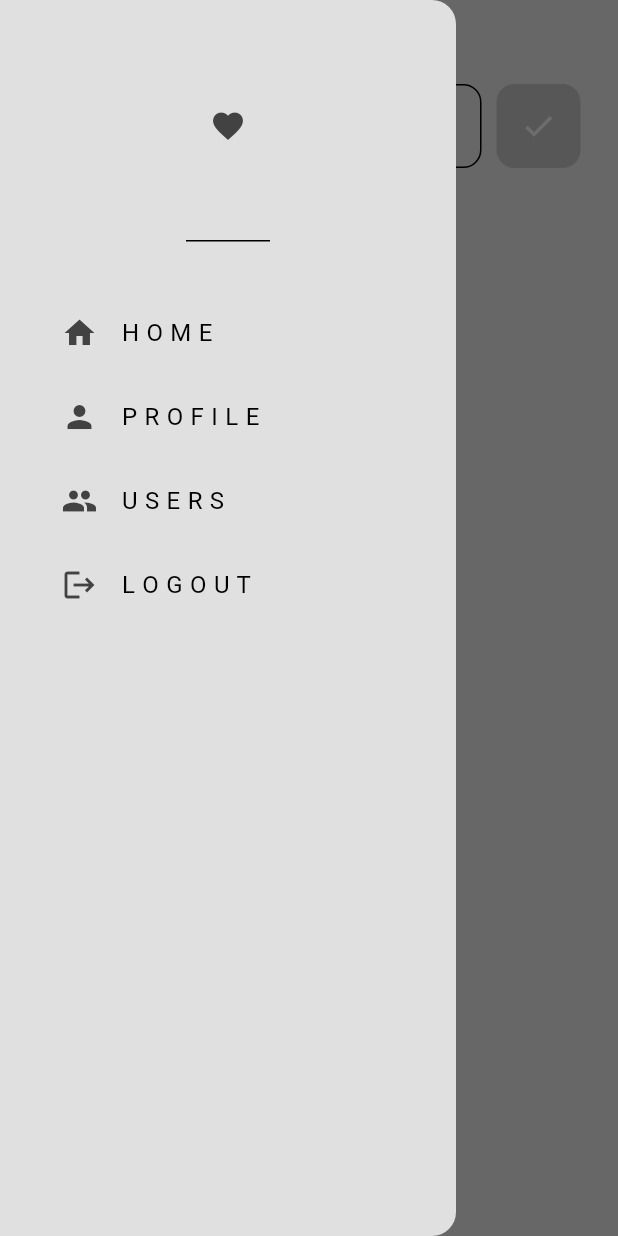
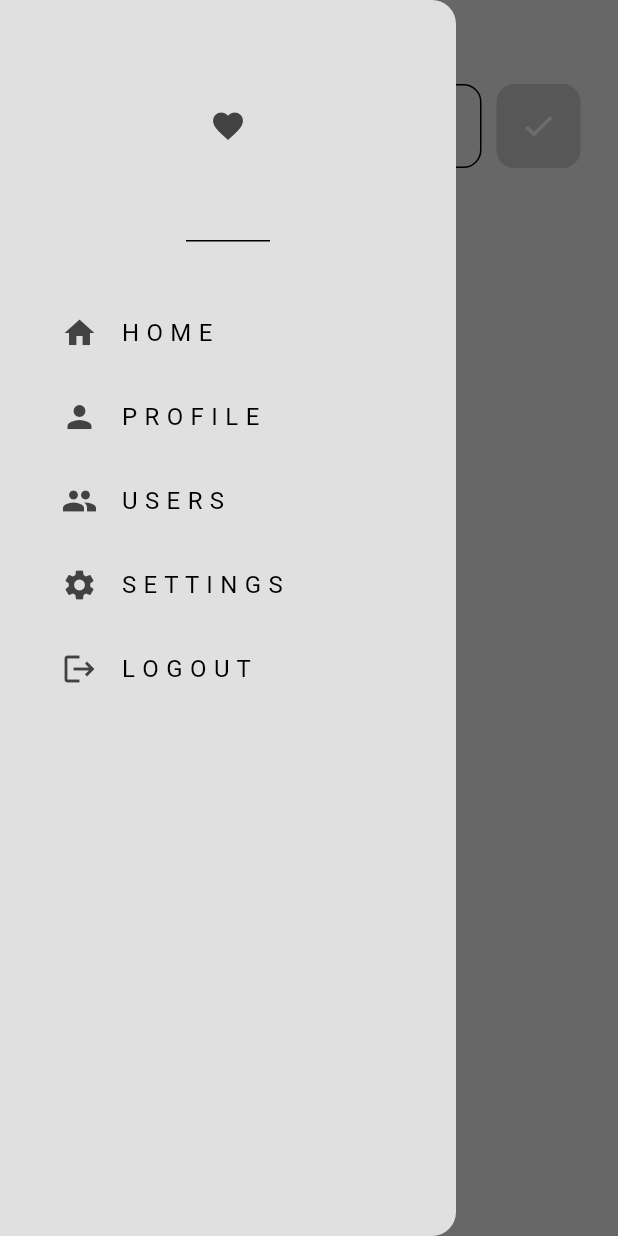
Before and after one commit to Betselot-GA/Social-Meda-App, a Flutter app: the screen it shows once a user with an empty profile is signed in, with the side drawer open, on a phone screen of 412 x 824 dp. Run offline on Flutter 3.47's test engine with Material 3 defaults, Android fonts, the phone set to English and light mode, and no system bars; our stand-ins replace cloud_firestore, firebase_auth, firebase_core; accounts and stored records are empty; network calls fail.

```diff
--- a/lib/components/my_drawer.dart
+++ b/lib/components/my_drawer.dart
@@ -1,12 +1,14 @@
 import 'package:firebase_auth/firebase_auth.dart';
 import 'package:flutter/material.dart';
+import 'package:social_media/services/auth/auth_service.dart';
 
 class MyDrawer extends StatelessWidget {
   MyDrawer({super.key});
 
   // logout user
   void logout() {
-    FirebaseAuth.instance.signOut();
+    final _auth = AuthService();
+    _auth.signOut();
   }
 
   @override
@@ -76,6 +78,22 @@ class MyDrawer extends StatelessWidget {
                   },
                 ),
               ),
+
+              // settings tile
+              Padding(
+                padding: const EdgeInsets.only(left: 25.0),
+                child: ListTile(
+                  leading: Icon(
+                    Icons.settings,
+                    color: Theme.of(context).colorScheme.inversePrimary,
+                  ),
+                  title: Text("S E T T I N G S"),
+                  onTap: () {
+                    // navigate to users page
+                    Navigator.pushNamed(context, '/settings_page');
+                  },
+                ),
+              ),
             ],
           ),
 
--- a/lib/main.dart
+++ b/lib/main.dart
@@ -3,8 +3,10 @@ import 'package:flutter/material.dart';
 import 'package:social_media/Pages/home_page.dart';
 import 'package:social_media/Pages/profile_page.dart';
 import 'package:social_media/Pages/register_page.dart';
+import 'package:social_media/Pages/settings_page.dart';
 import 'package:social_media/Pages/users_page.dart';
 import 'package:social_media/services/auth/auth.dart';
+import 'package:social_media/services/auth/auth_gate.dart';
 import 'package:social_media/services/auth/login_or_register.dart';
 import 'package:social_media/firebase_options.dart';
 import 'package:social_media/theme/dark_mode.dart';
@@ -25,7 +27,7 @@ class MyApp extends StatelessWidget {
   Widget build(BuildContext context) {
     return MaterialApp(
       debugShowCheckedModeBanner: false,
-      home: AuthPage(),
+      home: const AuthGate(),
       theme: lightMode,
       darkTheme: darkMode,
       themeMode: ThemeMode.system,
@@ -34,6 +36,7 @@ class MyApp extends StatelessWidget {
         '/home_page': (context) => HomePage(),
         '/profile_page': (context) => ProfilePage(),
         '/users_page': (context) => const UsersPage(),
+        '/settings_page': (context) => const SettingsPage(),
       },
     );
   }
--- /dev/null
+++ b/lib/services/auth/auth_gate.dart
@@ -0,0 +1,28 @@
+import 'package:firebase_auth/firebase_auth.dart';
+import 'package:flutter/material.dart';
+import 'package:social_media/Pages/home_page.dart';
+import 'package:social_media/services/auth/login_or_register.dart';
+
+class AuthGate extends StatelessWidget {
+  const AuthGate({super.key});
+
+  @override
+  Widget build(BuildContext context) {
+    return Scaffold(
+      body: StreamBuilder(
+        stream: FirebaseAuth.instance.authStateChanges(),
+        builder: (context, snapshot) {
+          // user is logged in
+          if (snapshot.hasData) {
+            return HomePage();
+          }
+
+          //user is NOT logged in
+          else {
+            return const LoginOrRegister();
+          }
+        },
+      ),
+    );
+  }
+}
```
Also changed, not shown: lib/Pages/log_in_page.dart (+14 -10 lines), lib/Pages/register_page.dart (+17 -9 lines), lib/Pages/settings_page.dart (added, +14 -0 lines), lib/Pages/users_page.dart (+12 -1 lines), lib/services/auth/auth_service.dart (added, +38 -0 lines).
